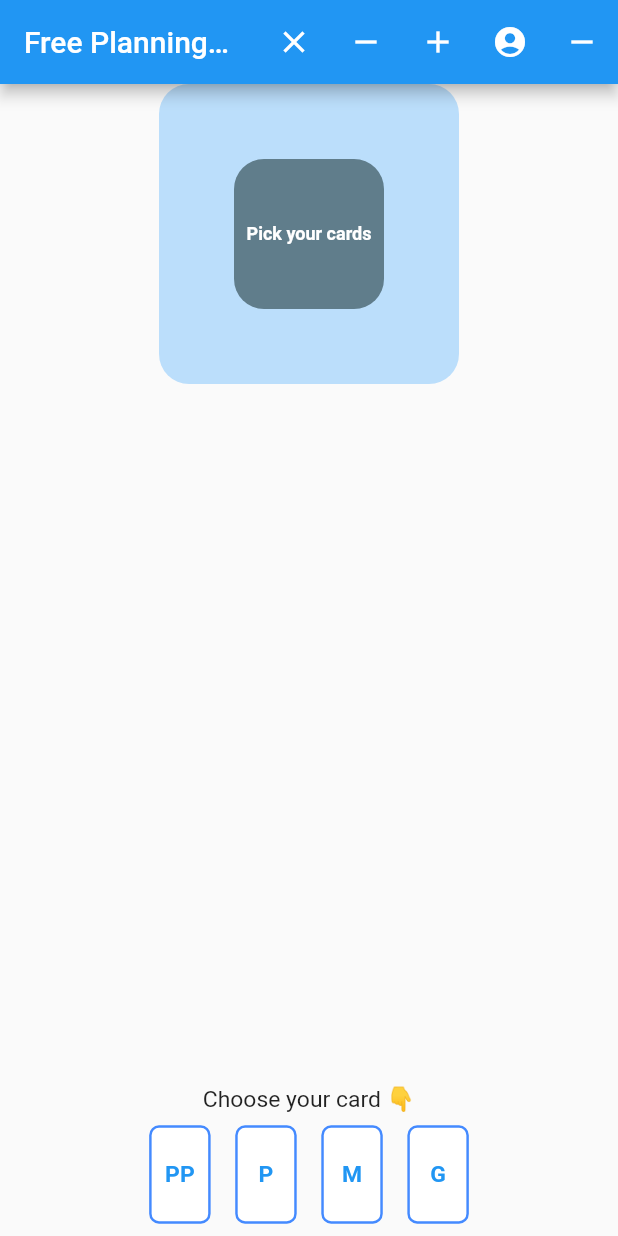
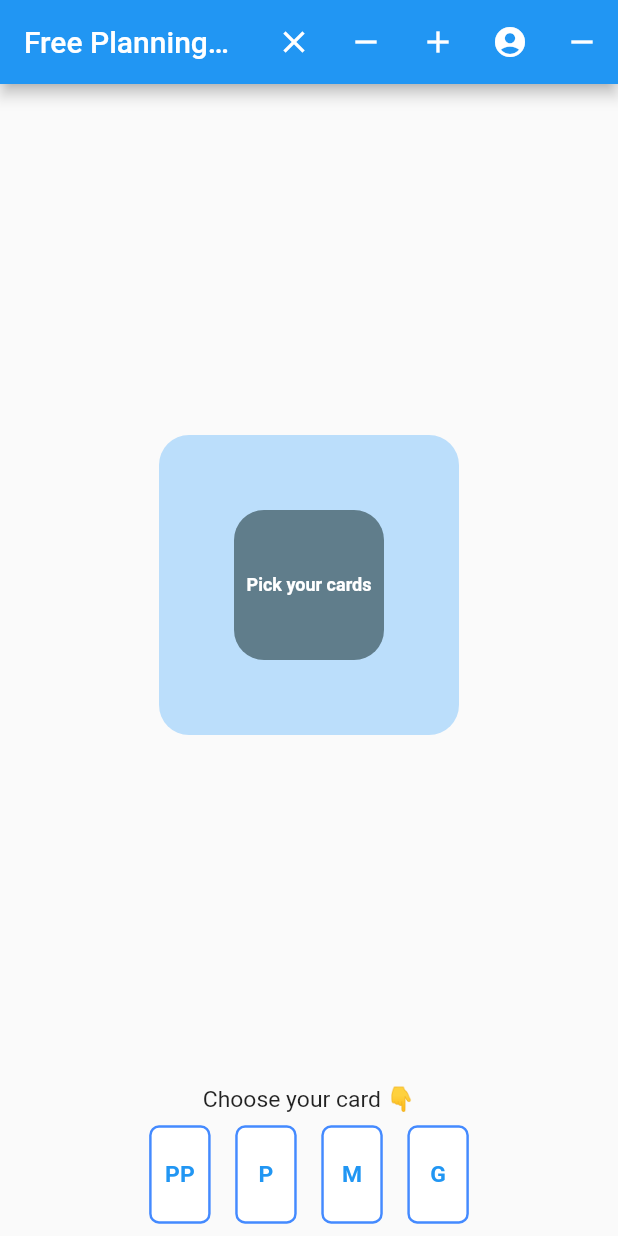
Before and after one commit to gianlucampos/planning_poker_frontend_clone, a Flutter app: the screen it shows after launch, on a phone screen of 412 x 824 dp. Run offline on Flutter 3.47's test engine with Material 2 defaults, Android fonts, the phone set to English and light mode, and no system bars; our stand-ins replace dio; missing offline and left inert: stomp_dart_client.

Commit message:
Centralizando mesa

```diff
--- a/lib/desktop/widgets/positioned_widget.dart
+++ b/lib/desktop/widgets/positioned_widget.dart
@@ -38,7 +38,8 @@ class _PositionedWidgetState extends State<PositionedWidget> {
 
   @override
   Widget build(BuildContext context) {
-    return SingleChildScrollView(
+    return Center(
+      child: SingleChildScrollView(
         child: Column(
           mainAxisAlignment: MainAxisAlignment.center,
           crossAxisAlignment: CrossAxisAlignment.center,
@@ -60,6 +61,7 @@ class _PositionedWidgetState extends State<PositionedWidget> {
               children: widgetsBottom,
             ),
           ],
+        ),
       ),
     );
   }
--- a/lib/mobile/widgets/positioned_widget.dart
+++ b/lib/mobile/widgets/positioned_widget.dart
@@ -38,7 +38,8 @@ class _PositionedWidgetState extends State<PositionedWidget> {
 
   @override
   Widget build(BuildContext context) {
-    return SingleChildScrollView(
+    return Center(
+      child: SingleChildScrollView(
         child: Column(
           mainAxisAlignment: MainAxisAlignment.center,
           crossAxisAlignment: CrossAxisAlignment.center,
@@ -60,6 +61,7 @@ class _PositionedWidgetState extends State<PositionedWidget> {
               children: widgetsBottom,
             ),
           ],
+        ),
       ),
     );
   }
```
Lines whose indentation alone changed are shown as unchanged.
